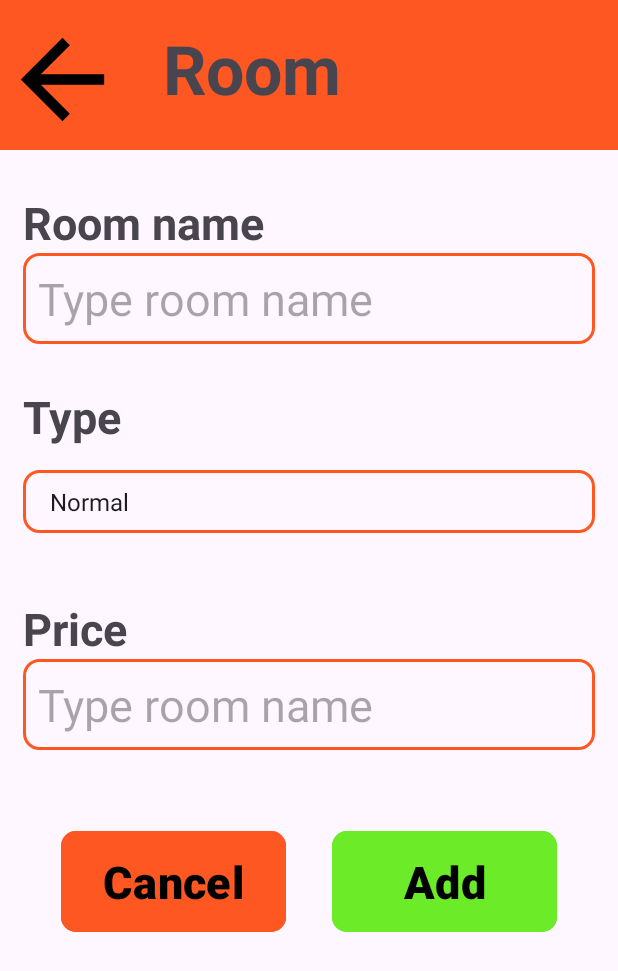
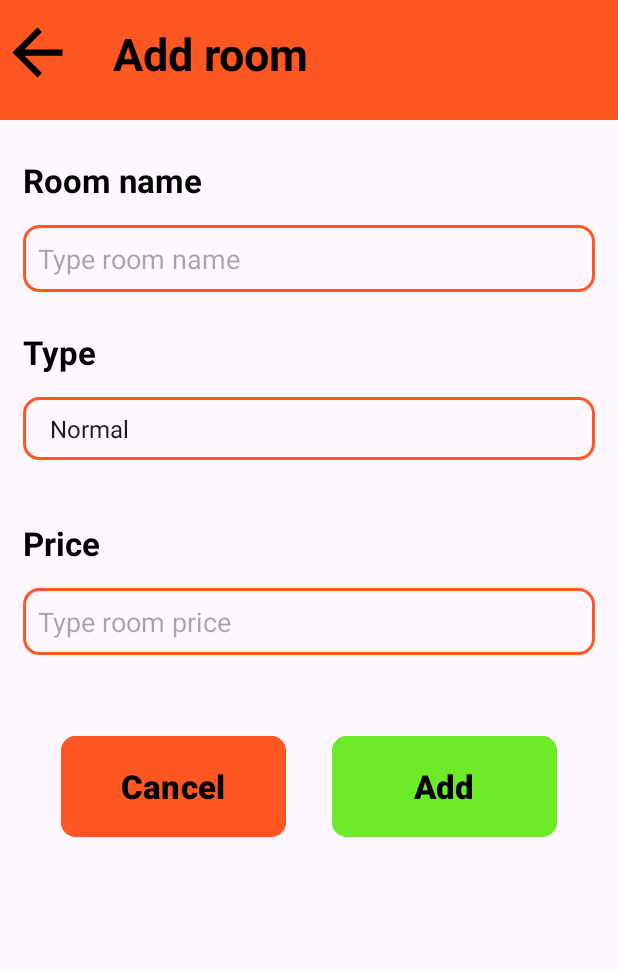
Before and after one commit to Kaito0506/HOSTEL_MANAGEMENT_ANDROID_APPLICATION, an Android app: the AddRoomActivity screen opened directly, with no data from a screen before it, on a phone screen of 412 x 824 dp. Shown: the top 971 px of the screen. Run offline under Robolectric (Android 15) with nearby library versions, the phone set to English and light mode, and no system bars.

Commit message:
add and view room

```diff
--- a/app/src/main/AndroidManifest.xml
+++ b/app/src/main/AndroidManifest.xml
@@ -14,6 +14,9 @@
         android:supportsRtl="true"
         android:theme="@style/Theme.HOSTEL_MANAGEMENT"
         tools:targetApi="31">
+        <activity
+            android:name=".ViewRoomActivity"
+            android:exported="false" />
         <activity
             android:name=".AddRoomActivity"
             android:exported="false" />
--- a/app/src/main/java/com/java/hostel_management/ManageActivity.java
+++ b/app/src/main/java/com/java/hostel_management/ManageActivity.java
@@ -14,7 +14,7 @@ public class ManageActivity extends AppCompatActivity {
         super.onCreate(savedInstanceState);
         setContentView(R.layout.activity_manage);
 
-        btnBack = findViewById(R.id.btnBackManage);
+        btnBack = findViewById(R.id.btnBackMain);
         btnRoom = findViewById(R.id.btnRoomMange);
         btnService = findViewById(R.id.btnServiceManage);
 
@@ -29,7 +29,7 @@ public class ManageActivity extends AppCompatActivity {
         btnRoom.setOnClickListener(new View.OnClickListener() {
             @Override
             public void onClick(View v) {
-                Intent i = new Intent(ManageActivity.this, AddRoomActivity.class);
+                Intent i = new Intent(ManageActivity.this, ViewRoomActivity.class);
                 startActivity(i);
             }
         });
--- /dev/null
+++ b/app/src/main/res/drawable/baseline_add_box_24.xml
@@ -0,0 +1,5 @@
+<vector android:height="24dp" android:tint="#000000"
+    android:viewportHeight="24" android:viewportWidth="24"
+    android:width="24dp" xmlns:android="http://schemas.android.com/apk/res/android">
+    <path android:fillColor="@android:color/white" android:pathData="M19,3L5,3c-1.11,0 -2,0.9 -2,2v14c0,1.1 0.89,2 2,2h14c1.1,0 2,-0.9 2,-2L21,5c0,-1.1 -0.9,-2 -2,-2zM17,13h-4v4h-2v-4L7,13v-2h4L11,7h2v4h4v2z"/>
+</vector>
--- a/app/src/main/res/layout/activity_add_room.xml
+++ b/app/src/main/res/layout/activity_add_room.xml
@@ -11,14 +11,14 @@
     <LinearLayout
         android:id="@+id/linearLayout"
         android:layout_width="match_parent"
-        android:layout_height="100dp"
+        android:layout_height="80dp"
         android:background="@color/navigation_bar"
         android:orientation="horizontal">
 
         <ImageButton
             android:id="@+id/btnBackRoom"
-            android:layout_width="83dp"
-            android:layout_height="86dp"
+            android:layout_width="50dp"
+            android:layout_height="50dp"
             android:layout_marginTop="10dp"
             android:layout_marginEnd="10dp"
             android:background="@color/navigation_bar"
@@ -27,14 +27,13 @@
 
         <TextView
             android:id="@+id/textView"
-            android:layout_width="401dp"
-            android:layout_height="81dp"
+            android:layout_width="wrap_content"
+            android:layout_height="50dp"
             android:layout_marginStart="15dp"
             android:layout_marginTop="15dp"
             android:layout_weight="1"
-            android:text="Room"
-            android:textSize="45dp"
-            android:textStyle="bold" />
+            android:text="Add room"
+            android:theme="@style/NavigatorText" />
 
     </LinearLayout>
     <LinearLayout
@@ -47,17 +46,17 @@
             android:layout_height="wrap_content"
             android:layout_marginStart="15dp"
             android:layout_marginEnd="15dp"
-            android:layout_marginTop="28dp"
+            android:layout_marginBottom="15dp"
+            android:layout_marginTop="25dp"
             android:text="Room name"
-            android:textSize="30dp"
-            android:textStyle="bold" />
+            android:theme="@style/TitleText" />
 
         <EditText
             android:id="@+id/txtRoomName"
             android:layout_width="match_parent"
             android:layout_height="wrap_content"
             android:ems="10"
-            android:textSize="30dp"
+            android:theme="@style/TextBox"
             android:background="@drawable/text_border"
             android:layout_marginStart="15dp"
             android:layout_marginEnd="15dp"
@@ -74,10 +73,9 @@
             android:layout_width="wrap_content"
             android:layout_height="wrap_content"
             android:layout_marginStart="15dp"
-            android:layout_marginTop="28dp"
+            android:layout_marginTop="25dp"
             android:text="Type"
-            android:textSize="30dp"
-            android:textStyle="bold" />
+            android:theme="@style/TitleText" />
 
         <Spinner
             android:id="@+id/spinnerType"
@@ -86,7 +84,7 @@
             android:layout_margin="15dp"
             android:layout_marginEnd="15dp"
             android:background="@drawable/text_border"
-            android:textSize="30dp"/>
+            android:textSize="22sp"/>
 
     </LinearLayout>
     <LinearLayout
@@ -98,22 +96,22 @@
             android:layout_width="wrap_content"
             android:layout_height="wrap_content"
             android:layout_marginStart="15dp"
-            android:layout_marginTop="28dp"
+            android:layout_marginTop="25dp"
+            android:layout_marginBottom="15dp"
             android:text="Price"
-            android:textSize="30dp"
-            android:textStyle="bold" />
+            android:theme="@style/TitleText" />
 
         <EditText
             android:id="@+id/txtRoomPrice"
             android:layout_width="match_parent"
             android:layout_height="wrap_content"
             android:ems="10"
-            android:textSize="30dp"
             android:background="@drawable/text_border"
             android:layout_marginStart="15dp"
             android:layout_marginEnd="15dp"
-            android:hint="Type room name"
-            android:inputType="number"/>
+            android:hint="Type room price"
+            android:inputType="number"
+            android:theme="@style/TextBox"/>
 
     </LinearLayout>
 
@@ -131,8 +129,7 @@
             android:backgroundTint="@color/navigation_bar"
             app:cornerRadius="10dp"
             android:text="Cancel"
-            android:textStyle="bold"
-            android:textSize="30dp"
+            android:theme="@style/ButtonText"
             android:layout_marginEnd="15dp"
             android:textColor="@color/black"
             />
@@ -144,8 +141,7 @@
             android:backgroundTint="#6CEC28"
             app:cornerRadius="10dp"
             android:text="Add"
-            android:textStyle="bold"
-            android:textSize="30dp"
+            android:theme="@style/ButtonText"
             android:layout_marginStart="15dp"
             android:textColor="@color/black"
             />
--- a/app/src/main/res/layout/spinner_item.xml
+++ b/app/src/main/res/layout/spinner_item.xml
@@ -1,5 +1,6 @@
 <?xml version="1.0" encoding="utf-8"?>
 <LinearLayout xmlns:android="http://schemas.android.com/apk/res/android"
+    android:id="@+id/layoutItem"
     android:layout_width="match_parent"
     android:layout_height="match_parent"
     android:orientation="vertical">
--- /dev/null
+++ b/app/src/main/res/values/styles.xml
@@ -0,0 +1,34 @@
+<?xml version="1.0" encoding="utf-8"?>
+<resources>
+    <style name="TextBox">
+        <item name="android:textSize">18sp</item>
+        <item name="android:textColor">@color/black</item>
+    </style>
+
+    <style name="NavigatorText">
+        <item name="android:textSize">30sp</item>
+        <item name="android:textColor">@color/black</item>
+        <item name="android:textStyle">bold</item>
+    </style>
+
+    <style name="TitleText">
+        <item name="android:textSize">22sp</item>
+        <item name="android:textColor">@color/black</item>
+        <item name="android:textStyle">bold</item>
+    </style>
+
+    <style name="ButtonText">
+        <item name="android:textSize">22sp</item>
+        <item name="android:textColor">@color/black</item>
+        <item name="android:textStyle">bold</item>
+    </style>
+
+    <style name="ButtonActionDimension">
+        <item name="android:textSize">22sp</item>
+        <item name="android:textColor">@color/black</item>
+        <item name="android:textStyle">bold</item>
+        <item name="android:layout_height">75dp</item>
+        <item name="android:layout_width">150dp</item>
+        <item name="android:radius">10dp</item>
+    </style>
+</resources>
--- a/app/src/main/res/values/themes.xml
+++ b/app/src/main/res/values/themes.xml
@@ -6,4 +6,6 @@
     </style>
 
     <style name="Theme.HOSTEL_MANAGEMENT" parent="Base.Theme.HOSTEL_MANAGEMENT" />
+
+
 </resources>
```
Also changed, not shown: app/src/main/java/com/java/hostel_management/AddRoomActivity.java (+34 -3 lines), app/src/main/java/com/java/hostel_management/DBHandler.java (+52 -8 lines), app/src/main/java/com/java/hostel_management/ModelRoom.java (added, +61 -0 lines), app/src/main/java/com/java/hostel_management/RoomRVAdapter.java (added, +74 -0 lines), app/src/main/java/com/java/hostel_management/ViewRoomActivity.java (added, +65 -0 lines), app/src/main/res/layout/activity_manage.xml (+13 -14 lines), app/src/main/res/layout/activity_view_room.xml (added, +62 -0 lines), app/src/main/res/layout/review_room.xml (added, +64 -0 lines), app/src/main/res/values/colors.xml (+9 -1 lines), app/src/main/res/xml/reiview_room_rv_scene.xml (added, +19 -0 lines), app/src/main/res/drawable/addroom.jpg (added).
